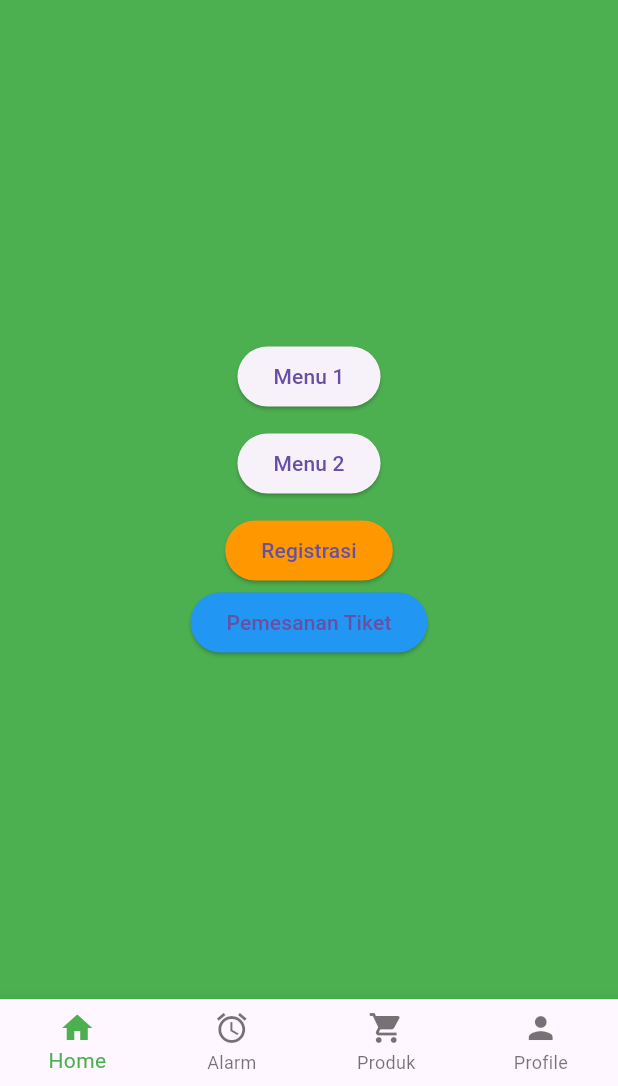
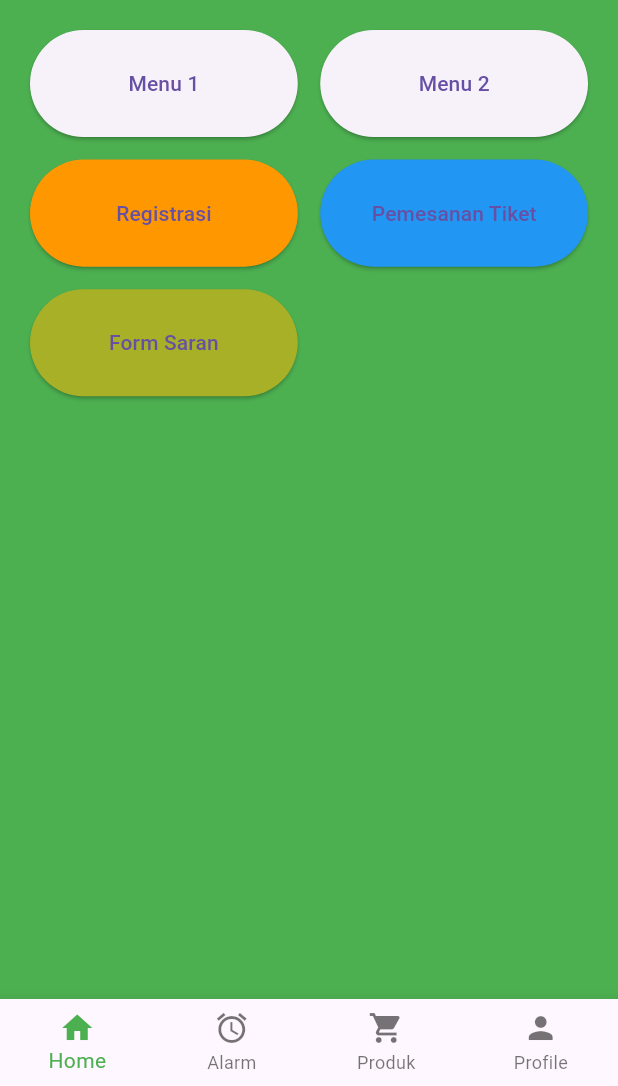
Before and after one commit to zaa-co-id/Belajar-Flutter, a Flutter app: the screen it shows after launch, on a phone screen of 412 x 824 dp, the part 150-1236 px from its top. Run offline on Flutter 3.47's test engine with Material 3 defaults, Android fonts, the phone set to English and light mode, and no system bars.

Commit message:
Update Source Code

```diff
--- a/lib/home.dart
+++ b/lib/home.dart
@@ -3,14 +3,17 @@ import 'page1.dart';
 import 'page2.dart';
 import 'form_registrasi.dart';
 import 'form_pemesanan.dart';
+import 'form_saran.dart';
 
 class Home extends StatelessWidget {
   const Home({super.key});
 
   @override
   Widget build(BuildContext context) {
-    return Column(
+    return Scaffold(
+      body: Column(
         children: [
+          // Header Kuning
           Container(
             color: Colors.yellow,
             width: double.infinity,
@@ -21,6 +24,8 @@ class Home extends StatelessWidget {
               style: TextStyle(fontSize: 18, fontWeight: FontWeight.bold),
             ),
           ),
+
+          // Header Biru
           Container(
             color: Colors.blue,
             width: double.infinity,
@@ -31,12 +36,18 @@ class Home extends StatelessWidget {
               textAlign: TextAlign.center,
             ),
           ),
+
+          // Konten dengan Tombol
           Expanded(
             child: Container(
               color: Colors.green,
               width: double.infinity,
-            child: Column(
-              mainAxisAlignment: MainAxisAlignment.center,
+              padding: const EdgeInsets.all(20),
+              child: GridView.count(
+                crossAxisCount: 2,
+                mainAxisSpacing: 15,
+                crossAxisSpacing: 15,
+                childAspectRatio: 2.5,
                 children: [
                   ElevatedButton(
                     onPressed: () {
@@ -47,7 +58,6 @@ class Home extends StatelessWidget {
                     },
                     child: const Text('Menu 1'),
                   ),
-                const SizedBox(height: 10),
                   ElevatedButton(
                     onPressed: () {
                       Navigator.push(
@@ -57,7 +67,6 @@ class Home extends StatelessWidget {
                     },
                     child: const Text('Menu 2'),
                   ),
-                const SizedBox(height: 10),
                   ElevatedButton(
                     onPressed: () {
                       Navigator.push(
@@ -81,14 +90,31 @@ class Home extends StatelessWidget {
                         ),
                       );
                     },
-                  style: ElevatedButton.styleFrom(backgroundColor: Colors.blue),
+                    style: ElevatedButton.styleFrom(
+                      backgroundColor: Colors.blue,
+                    ),
                     child: const Text('Pemesanan Tiket'),
+                  ),
+                  ElevatedButton(
+                    onPressed: () {
+                      Navigator.push(
+                        context,
+                        MaterialPageRoute(
+                          builder: (context) => const FormSaran(),
+                        ),
+                      );
+                    },
+                    style: ElevatedButton.styleFrom(
+                      backgroundColor: const Color.fromARGB(255, 167, 176, 39),
+                    ),
+                    child: const Text('Form Saran'),
                   ),
                 ],
               ),
             ),
           ),
         ],
+      ),
     );
   }
 }
```
Also changed, not shown: lib/form_saran.dart (added, +70 -0 lines). Lines whose indentation alone changed are shown as unchanged.
